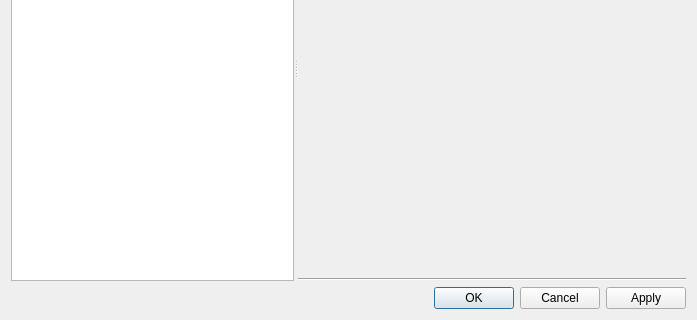
Qt form plugins/coreplugin/dialogs/settingsdialog.ui (FreeHealth/freehealth) before a commit; both pictures show x 0 to 697 and y 156 to 476 of the 697 by 476 pixel window.
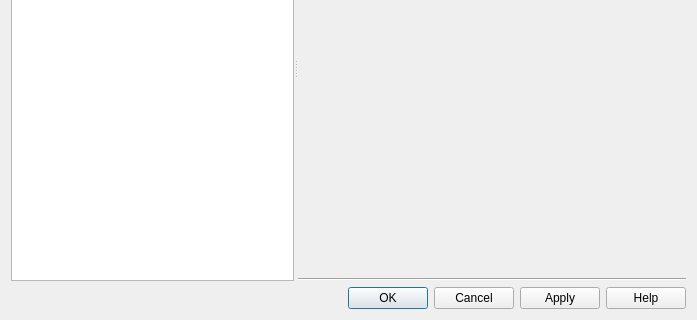
The same form after that commit.

Commit message: help button available in preferences dialog

```diff
--- a/plugins/coreplugin/dialogs/settingsdialog.ui
+++ b/plugins/coreplugin/dialogs/settingsdialog.ui
@@ -64,7 +64,7 @@
       <enum>Qt::Horizontal</enum>
      </property>
      <property name="standardButtons">
-      <set>QDialogButtonBox::Apply|QDialogButtonBox::Cancel|QDialogButtonBox::Ok</set>
+      <set>QDialogButtonBox::Apply|QDialogButtonBox::Cancel|QDialogButtonBox::Help|QDialogButtonBox::Ok</set>
      </property>
     </widget>
    </item>
```
The commit also changes 3 other files.
